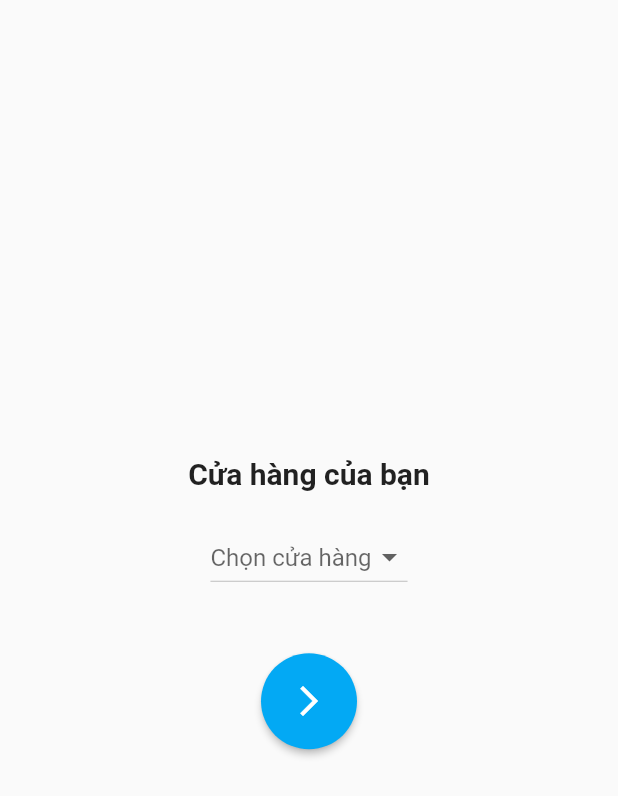
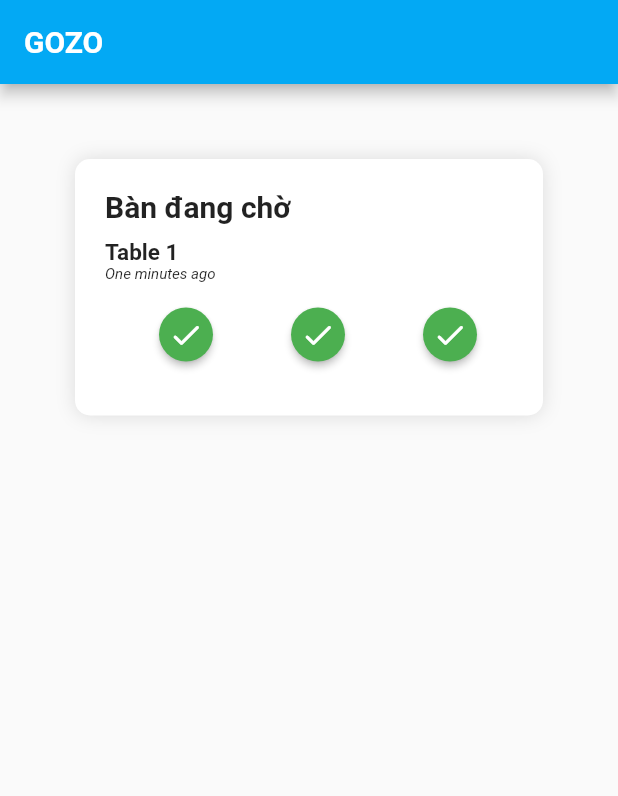
Before and after one commit to furu-phuctrung/gozo-seller-flutter, a Flutter app: the screen it shows after launch, after a tap on the "arrow forward ios" icon, on a phone screen of 412 x 824 dp. Shown: the top 796 px of the screen. Run offline on Flutter 3.47's test engine with Material 2 defaults, Android fonts, the phone set to English and light mode, and no system bars.

Commit message:
Implement dashboard screen

```diff
--- a/lib/Constants/ColorConstant.dart
+++ b/lib/Constants/ColorConstant.dart
@@ -1,5 +1,11 @@
 import 'package:flutter/material.dart';
 
 class ColorConstant {
-  static MaterialColor primary = Colors.lightBlue;
+  static Color shadow = Colors.black12;
+
+  static Color primary = Colors.lightBlue;
+
+  static Color widgetBackground = Colors.white;
+
+  static Color acceptButton = Colors.green;
 }
--- a/lib/Constants/FontSizeConstant.dart
+++ b/lib/Constants/FontSizeConstant.dart
@@ -1,3 +1,7 @@
 class FontSizeConstant {
-  static double largeTitle = 20;
+  static double largeTitle = 40;
+  static double title = 20;
+  static double smallTitle = 15;
+
+  static double annotation = 10;
 }
--- /dev/null
+++ b/lib/Constants/FontWeightConstant.dart
@@ -0,0 +1,8 @@
+import 'package:flutter/material.dart';
+
+class FontWeightConstant{
+  static FontWeight title = FontWeight.bold;
+
+  static FontWeight smallerTitle = FontWeight.w600;
+
+}
--- a/lib/Constants/PaddingConstant.dart
+++ b/lib/Constants/PaddingConstant.dart
@@ -1,3 +1,7 @@
 class PaddingConstant {
   static double medium = 20;
+
+  static double large = 50;
+
+  static double small = 10;
 }
--- a/lib/Constants/RadiusConstant.dart
+++ b/lib/Constants/RadiusConstant.dart
@@ -1 +1,3 @@
-class RadiusConstant {}
+class RadiusConstant {
+  static double widgetBorder = 10;
+}
--- a/lib/Constants/ShadowBlurConstant.dart
+++ b/lib/Constants/ShadowBlurConstant.dart
@@ -1 +1,3 @@
-class ShadowBlurConstant {}
+class ShadowBlurConstant {
+  static double widget = 10;
+}
--- /dev/null
+++ b/lib/Constants/SpacingConstant.dart
@@ -0,0 +1,3 @@
+class SpacingConstant{
+  static double medium = 10;
+}
--- a/lib/Constants/WidthConstant.dart
+++ b/lib/Constants/WidthConstant.dart
@@ -1 +1,3 @@
-class WidthConstant {}
+class WidthConstant {
+  static double dashboardWidget = 500;
+}
--- /dev/null
+++ b/lib/Screens/Dashboard.dart
@@ -0,0 +1,106 @@
+import 'package:flutter/material.dart';
+import 'package:gozo_flutter/Constants/ColorConstant.dart';
+import 'package:gozo_flutter/Constants/FontSizeConstant.dart';
+import 'package:gozo_flutter/Constants/FontWeightConstant.dart';
+import 'package:gozo_flutter/Constants/PaddingConstant.dart';
+import 'package:gozo_flutter/Constants/RadiusConstant.dart';
+import 'package:gozo_flutter/Constants/ShadowBlurConstant.dart';
+import 'package:gozo_flutter/Constants/SpacingConstant.dart';
+import 'package:gozo_flutter/Constants/WidthConstant.dart';
+
+class Dashboard extends StatelessWidget {
+  @override
+  Widget build(BuildContext context) {
+    return Scaffold(
+      appBar: AppBar(
+        title: Text(
+          'GOZO',
+          style: TextStyle(
+              fontSize: FontSizeConstant.title,
+              fontWeight: FontWeightConstant.title,
+              color: Colors.white),
+        ),
+      ),
+      body: SingleChildScrollView(
+        child: Padding(
+          padding: EdgeInsets.all(PaddingConstant.large),
+          child: Wrap(
+            alignment: WrapAlignment.center,
+            children: [
+              Container(
+                width: WidthConstant.dashboardWidget,
+                padding: EdgeInsets.all(PaddingConstant.medium),
+                decoration: BoxDecoration(
+                    borderRadius:
+                        BorderRadius.circular(RadiusConstant.widgetBorder),
+                    color: ColorConstant.widgetBackground,
+                    boxShadow: [
+                      BoxShadow(
+                        color: ColorConstant.shadow,
+                        blurRadius: ShadowBlurConstant.widget,
+                      ),
+                    ]),
+                child: Wrap(
+                  spacing: SpacingConstant.medium,
+                  direction: Axis.vertical,
+                  children: [
+                    Text(
+                      'Bàn đang chờ',
+                      style: TextStyle(
+                          fontWeight: FontWeightConstant.title,
+                          fontSize: FontSizeConstant.title),
+                    ),
+                    Column(
+                      crossAxisAlignment: CrossAxisAlignment.start,
+                      children: [
+                        Text(
+                          'Table 1',
+                          style:
+                              TextStyle(
+                                fontWeight: FontWeightConstant.smallerTitle,
+                                  fontSize: FontSizeConstant.smallTitle),
+                        ),
+                        Text(
+                          'One minutes ago',
+                          style: TextStyle(
+                            fontSize: FontSizeConstant.annotation,
+                            fontStyle: FontStyle.italic
+                          ),
+                        ),
+                        Container(
+                          padding: EdgeInsets.all(PaddingConstant.small),
+                          child: Row(
+                            children: [
+                              RaisedButton(
+                                child: Icon(Icons.check_rounded,color: Colors.white),
+                                shape: CircleBorder(),
+                                onPressed: (){},
+                                color: ColorConstant.acceptButton,
+                              ),
+                              RaisedButton(
+                                child: Icon(Icons.check_rounded,color: Colors.white),
+                                shape: CircleBorder(),
+                                onPressed: (){},
+                                color: ColorConstant.acceptButton,
+                              ),
+                              RaisedButton(
+                                child: Icon(Icons.check_rounded,color: Colors.white),
+                                shape: CircleBorder(),
+                                onPressed: (){},
+                                color: ColorConstant.acceptButton,
+                              )
+                            ],
+                          ),
+                        )
+                      ],
+                    )
+                  ],
+                ),
+              )
+            ],
+          ),
+        ),
+      ),
+    );
+  }
+}
--- a/lib/Screens/Home.dart
+++ b/lib/Screens/Home.dart
@@ -1,6 +1,7 @@
 import 'package:flutter/material.dart';
 import 'package:gozo_flutter/Constants/ColorConstant.dart';
 import 'package:gozo_flutter/Constants/FontSizeConstant.dart';
+import 'package:gozo_flutter/Constants/FontWeightConstant.dart';
 import 'package:gozo_flutter/Constants/PaddingConstant.dart';
 
 class Home extends StatelessWidget {
@@ -16,7 +17,7 @@ class Home extends StatelessWidget {
                 'Cửa hàng của bạn',
                 style: TextStyle(
                     fontSize: FontSizeConstant.largeTitle,
-                    fontWeight: FontWeight.bold),
+                    fontWeight: FontWeightConstant.title),
               ),
               Container(
                 padding: EdgeInsets.all(PaddingConstant.medium),
@@ -37,7 +38,9 @@ class Home extends StatelessWidget {
                 child: RaisedButton(
                   padding: EdgeInsets.all(PaddingConstant.medium),
                   color: ColorConstant.primary,
-                  onPressed: () {},
+                  onPressed: () {
+                    Navigator.pushReplacementNamed(context, '/dashboard');
+                  },
                   shape: CircleBorder(),
                   child: Icon(
                     Icons.arrow_forward_ios,
--- a/lib/main.dart
+++ b/lib/main.dart
@@ -1,5 +1,6 @@
 import 'package:flutter/material.dart';
 import 'package:gozo_flutter/Constants/ColorConstant.dart';
+import 'package:gozo_flutter/Screens/Dashboard.dart';
 import 'package:gozo_flutter/Screens/Home.dart';
 import 'package:gozo_flutter/Screens/Login.dart';
 
@@ -14,7 +15,10 @@ class MyApp extends StatelessWidget {
     return MaterialApp(
       title: 'Gozo Seller',
       debugShowCheckedModeBanner: false,
-      routes: {'/login': (context) => Login(), '/': (context) => Home()},
+      routes: {
+        '/login': (context) => Login(),
+        '/': (context) => Home(),
+        '/dashboard':(context) => Dashboard()},
       initialRoute: '/',
       theme: ThemeData(primaryColor: ColorConstant.primary),
     );
```
